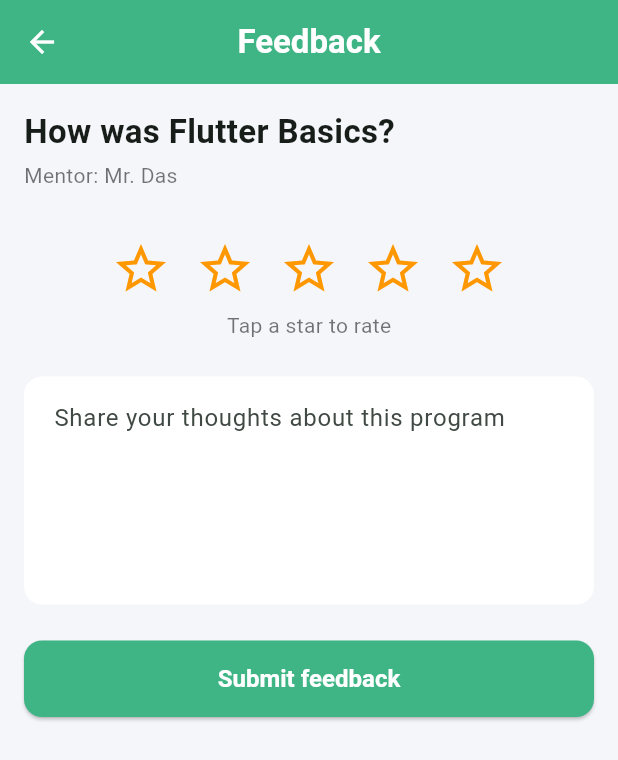
After one commit to akashdebnath-alt/flutter_program_app, a Flutter app: the FeedbackScreen screen opened directly with sample values from the repository, on a phone screen of 412 x 824 dp. The commit adds this screen. Shown: the top 760 px of the screen. Run offline on Flutter 3.47's test engine with Material 3 defaults, Android fonts, the phone set to English and light mode, and no system bars.

Commit message:
Add feedback screen with star rating and comments

```diff
--- /dev/null
+++ b/lib/screens/feedback_screen.dart
@@ -0,0 +1,114 @@
+import 'package:flutter/material.dart';
+import '../models/program.dart';
+import '../theme/app_theme.dart';
+
+class FeedbackScreen extends StatefulWidget {
+  final Program program;
+
+  const FeedbackScreen({super.key, required this.program});
+
+  @override
+  State<FeedbackScreen> createState() => _FeedbackScreenState();
+}
+
+class _FeedbackScreenState extends State<FeedbackScreen> {
+  int _rating = 0;
+  final _commentController = TextEditingController();
+
+  static const _ratingLabels = [
+    'Tap a star to rate',
+    'Poor',
+    'Fair',
+    'Good',
+    'Very good',
+    'Excellent',
+  ];
+
+  @override
+  void dispose() {
+    _commentController.dispose();
+    super.dispose();
+  }
+
+  void _submit() {
+    if (_rating == 0) {
+      ScaffoldMessenger.of(context).showSnackBar(
+        const SnackBar(content: Text('Please select a star rating')),
+      );
+      return;
+    }
+
+    ScaffoldMessenger.of(context).showSnackBar(
+      const SnackBar(content: Text('Thank you for your feedback!')),
+    );
+    Navigator.pop(context);
+  }
+
+  @override
+  Widget build(BuildContext context) {
+    return Scaffold(
+      appBar: AppBar(
+        title: const Text(
+          'Feedback',
+          style: TextStyle(fontWeight: FontWeight.bold),
+        ),
+      ),
+      body: SafeArea(
+        child: ListView(
+          padding: const EdgeInsets.all(16),
+          children: [
+            Text(
+              'How was ${widget.program.title}?',
+              style: const TextStyle(fontSize: 22, fontWeight: FontWeight.bold),
+            ),
+            const SizedBox(height: 4),
+            Text(
+              'Mentor: ${widget.program.mentor}',
+              style: const TextStyle(color: Colors.black54),
+            ),
+            const SizedBox(height: 24),
+
+            // Star rating
+            Row(
+              mainAxisAlignment: MainAxisAlignment.center,
+              children: List.generate(5, (i) {
+                final starNumber = i + 1;
+                return IconButton(
+                  iconSize: 40,
+                  onPressed: () => setState(() => _rating = starNumber),
+                  icon: Icon(
+                    starNumber <= _rating ? Icons.star : Icons.star_border,
+                    color: AppColors.secondary,
+                  ),
+                );
+              }),
+            ),
+            Center(
+              child: Text(
+                _ratingLabels[_rating],
+                style: const TextStyle(color: Colors.black54),
+              ),
+            ),
+            const SizedBox(height: 24),
+
+            // Comments
+            TextField(
+              controller: _commentController,
+              maxLines: 5,
+              decoration: const InputDecoration(
+                hintText: 'Share your thoughts about this program',
+                alignLabelWithHint: true,
+              ),
+            ),
+            const SizedBox(height: 24),
+
+            ElevatedButton(
+              onPressed: _submit,
+              child: const Text('Submit feedback'),
+            ),
+          ],
+        ),
+      ),
+    );
+  }
+}
--- a/lib/screens/program_details_screen.dart
+++ b/lib/screens/program_details_screen.dart
@@ -1,6 +1,8 @@
 import 'package:flutter/material.dart';
+
 import '../models/program.dart';
 import '../theme/app_theme.dart';
+import 'feedback_screen.dart';
 
 class ProgramDetailsScreen extends StatelessWidget {
   final Program program;
@@ -59,7 +61,10 @@ class ProgramDetailsScreen extends StatelessWidget {
                         label: Text('${program.durationWeeks} weeks'),
                       ),
                       Chip(
-                        avatar: const Icon(Icons.calendar_today_outlined, size: 18),
+                        avatar: const Icon(
+                          Icons.calendar_today_outlined,
+                          size: 18,
+                        ),
                         label: Text('Starts ${program.startDate}'),
                       ),
                     ],
@@ -71,7 +76,10 @@ class ProgramDetailsScreen extends StatelessWidget {
                     style: TextStyle(fontSize: 18, fontWeight: FontWeight.w600),
                   ),
                   const SizedBox(height: 6),
-                  Text(program.description, style: const TextStyle(height: 1.4)),
+                  Text(
+                    program.description,
+                    style: const TextStyle(height: 1.4),
+                  ),
                   const SizedBox(height: 20),
 
                   _InfoRow(
@@ -112,9 +120,11 @@ class ProgramDetailsScreen extends StatelessWidget {
                   const SizedBox(height: 8),
                   OutlinedButton(
                     onPressed: () {
-                      ScaffoldMessenger.of(context).showSnackBar(
-                        const SnackBar(
-                          content: Text('Feedback form coming soon'),
+                      Navigator.push(
+                        context,
+                        MaterialPageRoute(
+                          builder: (context) =>
+                              FeedbackScreen(program: program),
                         ),
                       );
                     },
```
